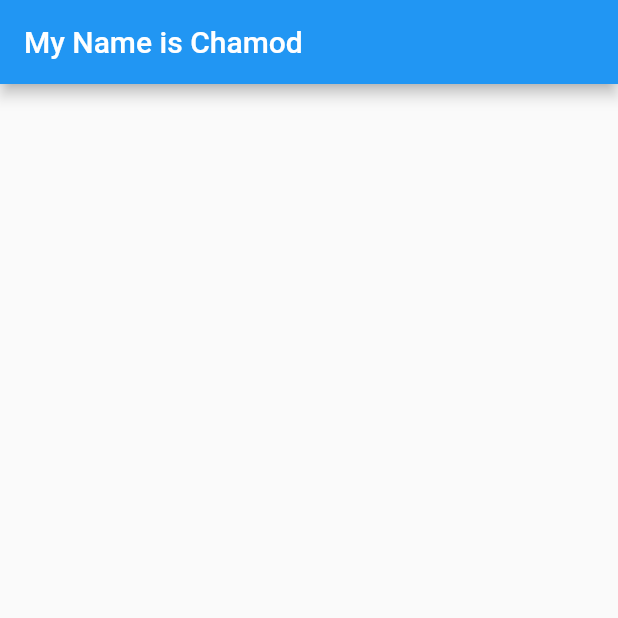
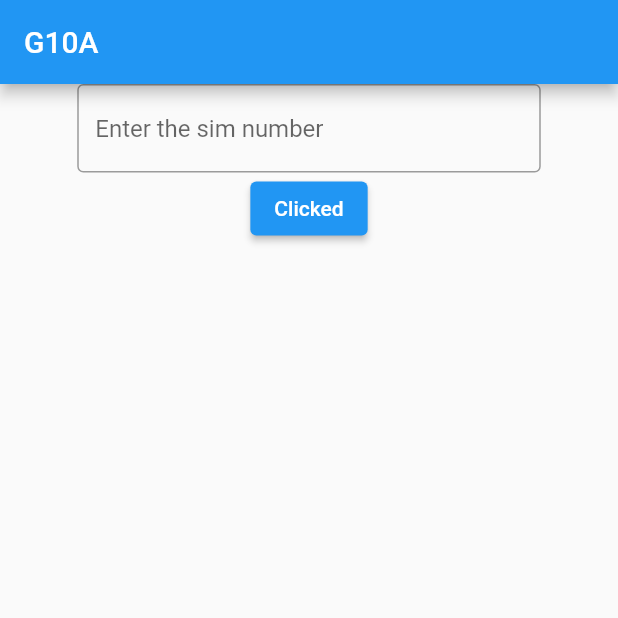
Before and after one commit to cneluhena/G10A_APP, a Flutter app: the screen it shows after launch, on a phone screen of 412 x 824 dp, the top half of it. Run offline on Flutter 3.47's test engine with Material 2 defaults, Android fonts, the phone set to English and light mode, and no system bars.

Commit message:
Input Text Box created

```diff
--- a/lib/main.dart
+++ b/lib/main.dart
@@ -9,11 +9,79 @@ class MyApp extends StatelessWidget {
 
   @override
   Widget build(BuildContext context) {
-    return MaterialApp(
-        home: Scaffold(
-      appBar: AppBar(
-        title: const Text('My Name is Chamod'),
-      ),
-    ));
+    return const MaterialApp(
+      home: TextBox(),
+    );
   }
 }
+
+class TextBox extends StatefulWidget {
+  const TextBox({super.key});
+
+  @override
+  State<TextBox> createState() => _TextBoxState();
+}
+
+class _TextBoxState extends State<TextBox> {
+  final myController = TextEditingController();
+
+  @override
+  void dispose() {
+    // Clean up the controller when the widget is disposed.
+    myController.dispose();
+    super.dispose();
+  }
+
+  @override
+  Widget build(BuildContext context) {
+    double screenWidth = MediaQuery.of(context).size.width;
+    double objectWidth = screenWidth * 0.75;
+    return Scaffold(
+        appBar: AppBar(
+          title: const Text('G10A'),
+        ),
+        body: Center(
+            child: SizedBox(
+          width: objectWidth,
+          child: Column(
+            children: [
+              TextField(
+                controller: myController,
+                decoration: const InputDecoration(
+                  border: OutlineInputBorder(),
+                  hintText: 'Enter the sim number',
+                ),
+              ),
+              const SubmitButton()
+            ],
+          ),
+        )));
+  }
+}
+
+class SubmitButton extends StatefulWidget {
+  const SubmitButton({super.key});
+
+  @override
+  State<SubmitButton> createState() => _SubmitButtonState();
+}
+
+class _SubmitButtonState extends State<SubmitButton> {
+  bool isClicked = false;
+  String buttonText = 'Clicked';
+  @override
+  Widget build(BuildContext context) {
+    return ElevatedButton(
+        onPressed: () {
+          setState(() {
+            isClicked = !isClicked;
+            if (isClicked) {
+              buttonText = 'Not Clicked';
+            } else {
+              buttonText = 'Clicked';
+            }
+          });
+        },
+        child: Text(buttonText));
+  }
+}
```
